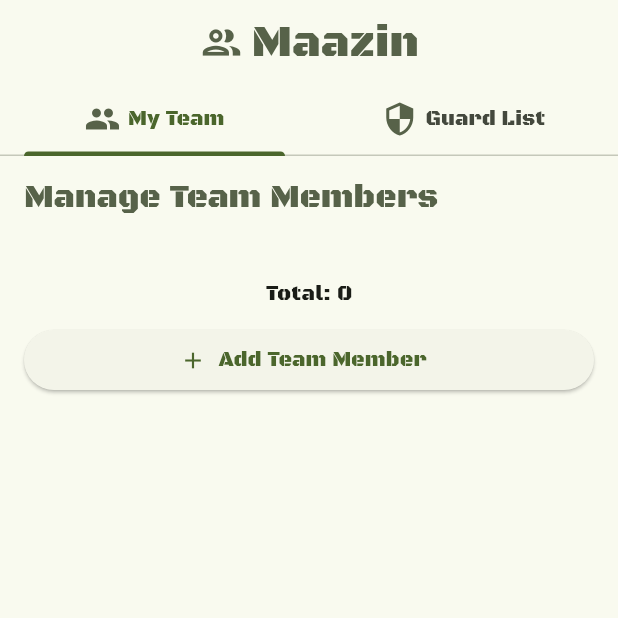
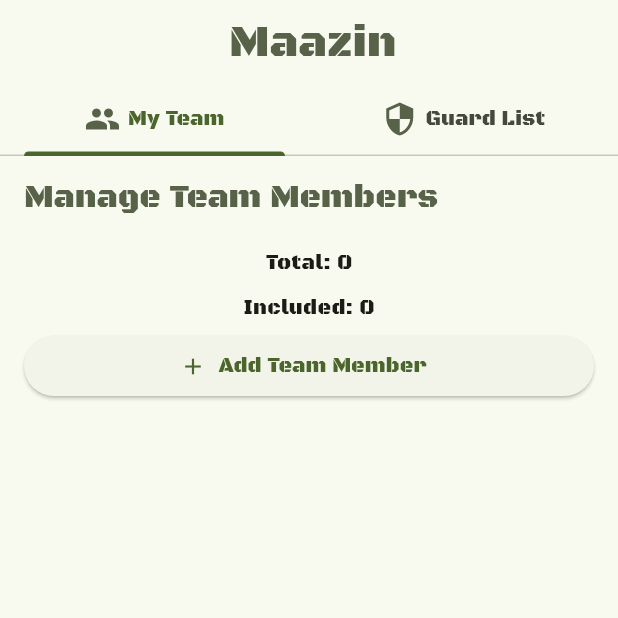
Before and after one commit to RonGissin/maazin_app, a Flutter app: the screen it shows after launch, on a phone screen of 412 x 824 dp, the top half of it. Run offline on Flutter 3.47's test engine with Material 3 defaults, Android fonts, the phone set to English and light mode, and no system bars; our stand-ins replace shared_preferences.

```diff
--- a/lib/main.dart
+++ b/lib/main.dart
@@ -44,11 +44,11 @@ class MaazinHomePage extends StatelessWidget {
           title: Row(
           mainAxisAlignment: MainAxisAlignment.center,
           children: [
-            Icon(
-              Icons.group_outlined, // Replace with your desired icon
-              color: secondaryColor,
-              size: 30.0,
-            ),
+            // Image.asset(
+            //  'assets/soldier3.png',
+            //  width: 30.0,
+            //  height: 30.0,
+            // ),
             SizedBox(width: 5.0), // Add spacing between icon and text
             Text(
               'Maazin',
--- a/lib/screens/team_list_screen.dart
+++ b/lib/screens/team_list_screen.dart
@@ -4,6 +4,7 @@ import 'package:provider/provider.dart';
 import '../widgets/team_list.dart';
 import '../team_provider.dart';
 import '../widgets/modify_team_member_dialog.dart';
+
 class TeamListScreen extends StatelessWidget {
   const TeamListScreen({Key? key}) : super(key: key);
 
@@ -20,11 +21,20 @@ class TeamListScreen extends StatelessWidget {
         ),
       ),
       body: Padding(
-        padding: const EdgeInsets.all(16.0),
+        padding: const EdgeInsets.only(right: 16.0, left: 16.0),
         child: Column(
           crossAxisAlignment: CrossAxisAlignment.stretch,
           children: [
-            Center(child: Padding(padding: EdgeInsets.all(10.0), child: Text("Total: ${teamMembers.length}"))),
+            Center(
+              child: Padding(
+                padding: EdgeInsets.all(5.0),
+                child: Text("Total: ${teamMembers.length}")
+              )),
+            Center(
+              child: Padding(
+                padding: EdgeInsets.all(5.0),
+                child: Text("Included: ${teamMembers.where((tm) => tm.isEnabled).length}")
+              )),
             ElevatedButton.icon(
               onPressed: () {
                 showDialog(
--- a/lib/widgets/generate_list_modal.dart
+++ b/lib/widgets/generate_list_modal.dart
@@ -72,7 +72,7 @@ class _GenerateListModalState extends State<GenerateListModal> {
         crossAxisAlignment: CrossAxisAlignment.start,
         children: [
           const Text(
-            'Select Start Time and End Time',
+            'Configure your watch',
             style: TextStyle(fontSize: 18.0, fontWeight: FontWeight.bold),
           ),
           const SizedBox(height: 20.0),
--- a/pubspec.yaml
+++ b/pubspec.yaml
@@ -54,6 +54,9 @@ dev_dependencies:
 # The following section is specific to Flutter packages.
 flutter:
 
+  assets:
+    - assets/soldier4.png
+
   fonts:
     - family: BlackOpsOne
       fonts:
```
Also changed, not shown: assets/soldier4.png (added).
